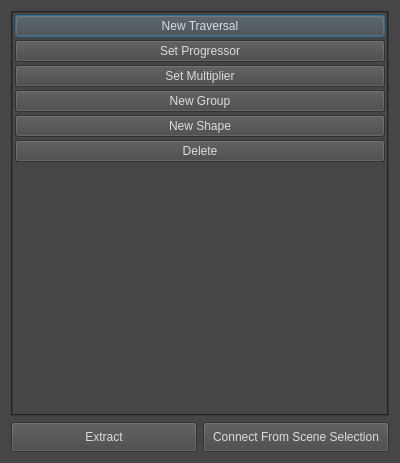
The window that scripts/SimplexUI/ui/traversalDialog.ui (blurstudio/Simplex) describes before a commit, drawn with Qt 5.
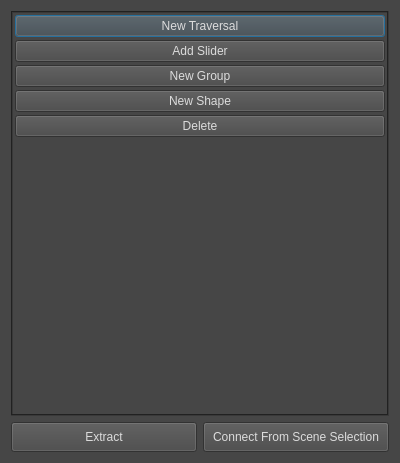
The same window after the commit.

Commit message: Clean up the traversal dialog

```diff
--- a/scripts/SimplexUI/ui/traversalDialog.ui
+++ b/scripts/SimplexUI/ui/traversalDialog.ui
@@ -283,26 +283,7 @@
            <string>Make a combo out of any non-zero sliders</string>
           </property>
           <property name="text">
-           <string>Set Progressor</string>
-          </property>
-          <property name="bgColor" stdset="0">
-           <string>lightBlue</string>
-          </property>
-         </widget>
-        </item>
-        <item>
-         <widget class="QPushButton" name="uiTravSetMultiplierBTN">
-          <property name="sizePolicy">
-           <sizepolicy hsizetype="Minimum" vsizetype="Minimum">
-            <horstretch>0</horstretch>
-            <verstretch>0</verstretch>
-           </sizepolicy>
-          </property>
-          <property name="toolTip">
-           <string>Make a combo out of the selected sliders</string>
-          </property>
-          <property name="text">
-           <string>Set Multiplier</string>
+           <string>Add Slider</string>
           </property>
           <property name="bgColor" stdset="0">
            <string>lightBlue</string>
```
Left out of the diff: 13 changed lines with no effect on the pictures. The commit also changes 7 other files.
